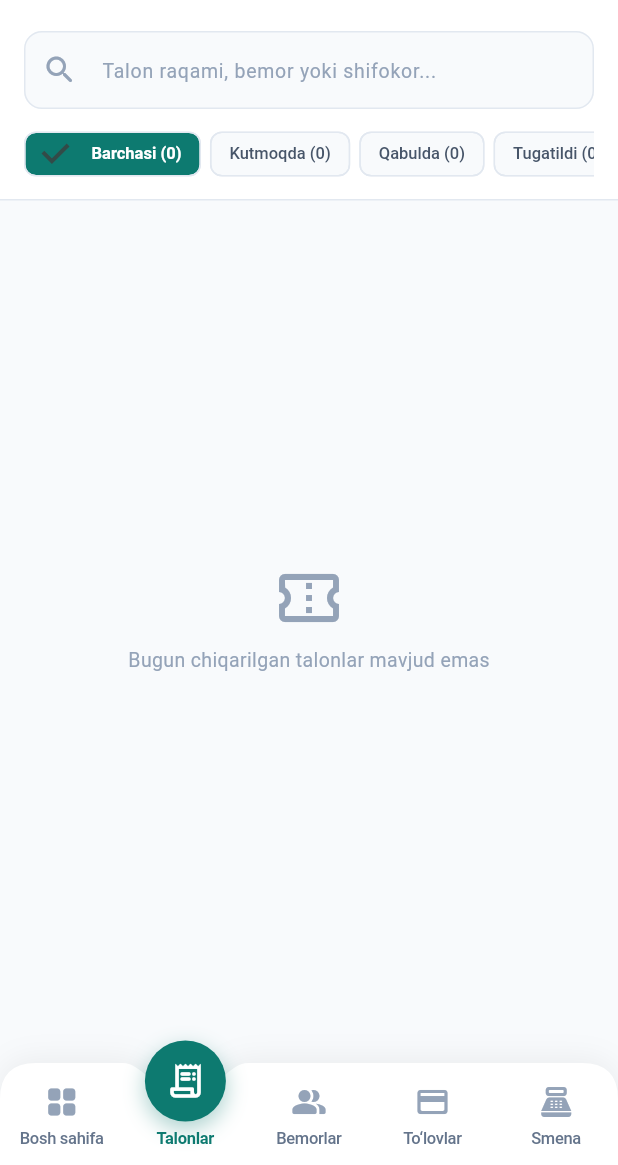
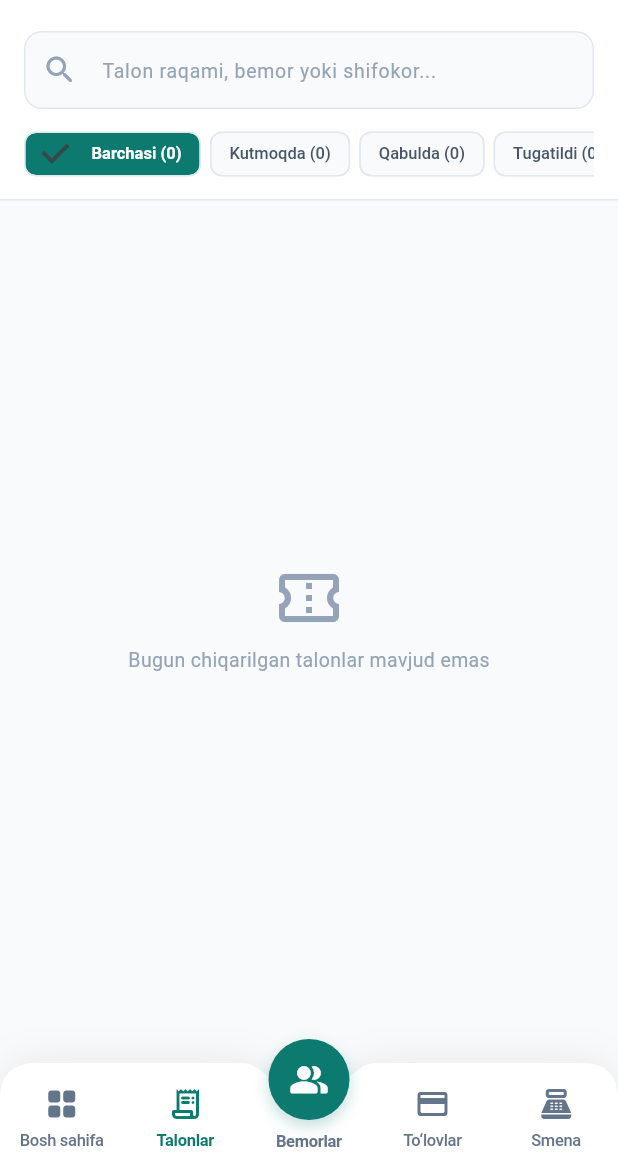
Before and after one commit to wisperwindoxas/klinikalar_crm, a Flutter app: the CashierMainScreen screen opened directly, after a tap on "Barchasi", on a phone screen of 412 x 824 dp, the part 71-1236 px from its top. Run offline on Flutter 3.47's test engine with Material 3 defaults, Android fonts, the light colour scheme and no system bars; our stand-ins replace local_auth, shared_preferences; accounts and stored records are empty; network calls fail.

Commit message:
Center curved notch and elevated circle for symmetric bottom navbar

```diff
--- a/mobile_app/lib/widgets/curved_notched_nav_bar.dart
+++ b/mobile_app/lib/widgets/curved_notched_nav_bar.dart
@@ -13,7 +13,7 @@ class CurvedNotchedNavItem {
   });
 }
 
-class CurvedNotchedNavBar extends StatefulWidget {
+class CurvedNotchedNavBar extends StatelessWidget {
   final int currentIndex;
   final ValueChanged<int> onTap;
   final List<CurvedNotchedNavItem> items;
@@ -28,81 +28,27 @@ class CurvedNotchedNavBar extends StatefulWidget {
     required this.onTap,
     required this.items,
     this.selectedColor = AppColors.primary,
-    this.unselectedColor = const Color(0xFF94A3B8),
+    this.unselectedColor = const Color(0xFF64748B),
     this.backgroundColor = Colors.white,
     this.height = 68.0,
   });
 
   @override
-  State<CurvedNotchedNavBar> createState() => _CurvedNotchedNavBarState();
-}
-
-class _CurvedNotchedNavBarState extends State<CurvedNotchedNavBar>
-    with SingleTickerProviderStateMixin {
-  late AnimationController _controller;
-  late Animation<double> _animation;
-  double _currentFraction = 0.5;
-
-  @override
-  void initState() {
-    super.initState();
-    _currentFraction = _indexToFraction(widget.currentIndex);
-    _controller = AnimationController(
-      vsync: this,
-      duration: const Duration(milliseconds: 320),
-    );
-    _animation = Tween<double>(
-      begin: _currentFraction,
-      end: _currentFraction,
-    ).animate(CurvedAnimation(
-      parent: _controller,
-      curve: Curves.easeInOutCubic,
-    ));
-  }
-
-  double _indexToFraction(int index) {
-    if (widget.items.isEmpty) return 0.5;
-    return (index + 0.5) / widget.items.length;
-  }
-
-  @override
-  void didUpdateWidget(CurvedNotchedNavBar oldWidget) {
-    super.didUpdateWidget(oldWidget);
-    if (oldWidget.currentIndex != widget.currentIndex) {
-      final newFraction = _indexToFraction(widget.currentIndex);
-      _animation = Tween<double>(
-        begin: _animation.value,
-        end: newFraction,
-      ).animate(CurvedAnimation(
-        parent: _controller,
-        curve: Curves.easeInOutCubic,
-      ));
-      _controller.forward(from: 0.0);
-    }
-  }
-
-  @override
-  void dispose() {
-    _controller.dispose();
-    super.dispose();
-  }
-
-  @override
   Widget build(BuildContext context) {
     final bottomPadding = MediaQuery.of(context).padding.bottom;
-    final totalHeight = widget.height + bottomPadding;
+    final totalHeight = height + bottomPadding;
+    final centerIndex = items.length ~/ 2;
 
-    return AnimatedBuilder(
-      animation: _animation,
-      builder: (context, child) {
     return LayoutBuilder(
       builder: (context, constraints) {
         final width = constraints.maxWidth;
-            final notchCenter = width * _animation.value;
+        final notchCenter = width * 0.5; // Always dead-center for balanced symmetry
+        final centerItem = items[centerIndex];
+        final isCenterSelected = currentIndex == centerIndex;
 
         return SizedBox(
           width: width,
-              height: totalHeight + 18, // extra room for the elevated floating circle
+          height: totalHeight + 18, // extra room for elevated floating button
           child: Stack(
             clipBehavior: Clip.none,
             alignment: Alignment.bottomCenter,
@@ -116,59 +62,44 @@ class _CurvedNotchedNavBarState extends State<CurvedNotchedNavBar>
                 child: CustomPaint(
                   painter: _CurvedNotchPainter(
                     notchCenter: notchCenter,
-                        backgroundColor: widget.backgroundColor,
-                        notchRadius: 29.0,
-                        notchDepth: 20.0,
-                        notchSmoothWidth: 42.0,
+                    backgroundColor: backgroundColor,
+                    notchDepth: 22.0,
+                    notchSmoothWidth: 44.0,
                     cornerRadius: 24.0,
                   ),
                 ),
               ),
 
-                  // 2. Tab Items (Icons & Labels)
+              // 2. Tab Items Row (Side items + Center Label)
               Positioned(
                 left: 0,
                 right: 0,
                 bottom: bottomPadding,
-                    height: widget.height,
+                height: height,
                 child: Row(
-                      children: List.generate(widget.items.length, (index) {
-                        final item = widget.items[index];
-                        final isSelected = index == widget.currentIndex;
+                  children: List.generate(items.length, (index) {
+                    final item = items[index];
+                    final isSelected = index == currentIndex;
 
+                    if (index == centerIndex) {
+                      // Center item space: only show label at bottom, icon is in floating circle
                       return Expanded(
                         child: GestureDetector(
                           behavior: HitTestBehavior.opaque,
-                            onTap: () => widget.onTap(index),
-                            child: SizedBox(
-                              height: widget.height,
+                          onTap: () => onTap(index),
                           child: Column(
                             mainAxisAlignment: MainAxisAlignment.end,
                             children: [
-                                  // Inactive Icon slot (when selected, icon is inside the floating circle)
-                                  if (!isSelected)
                               Padding(
-                                      padding: const EdgeInsets.only(bottom: 4.0),
-                                      child: Icon(
-                                        item.icon,
-                                        size: 24,
-                                        color: widget.unselectedColor,
-                                      ),
-                                    )
-                                  else
-                                    const SizedBox(height: 28), // spacer under the floating circle
-
-                                  // Label
-                                  Padding(
-                                    padding: const EdgeInsets.only(bottom: 10.0),
+                                padding: const EdgeInsets.only(bottom: 8.0),
                                 child: Text(
                                   item.label,
                                   maxLines: 1,
                                   overflow: TextOverflow.ellipsis,
                                   style: TextStyle(
                                     fontSize: 11,
-                                        fontWeight: isSelected ? FontWeight.w700 : FontWeight.w500,
-                                        color: isSelected ? widget.selectedColor : const Color(0xFF64748B),
+                                    fontWeight: isCenterSelected ? FontWeight.w700 : FontWeight.w600,
+                                    color: isCenterSelected ? selectedColor : const Color(0xFF64748B),
                                     letterSpacing: -0.2,
                                   ),
                                 ),
@@ -176,35 +107,66 @@ class _CurvedNotchedNavBarState extends State<CurvedNotchedNavBar>
                             ],
                           ),
                         ),
+                      );
+                    }
+
+                    // Regular side items
+                    return Expanded(
+                      child: GestureDetector(
+                        behavior: HitTestBehavior.opaque,
+                        onTap: () => onTap(index),
+                        child: Column(
+                          mainAxisAlignment: MainAxisAlignment.center,
+                          children: [
+                            const SizedBox(height: 6),
+                            Icon(
+                              item.icon,
+                              size: 24,
+                              color: isSelected ? selectedColor : unselectedColor,
+                            ),
+                            const SizedBox(height: 4),
+                            Text(
+                              item.label,
+                              maxLines: 1,
+                              overflow: TextOverflow.ellipsis,
+                              style: TextStyle(
+                                fontSize: 11,
+                                fontWeight: isSelected ? FontWeight.w700 : FontWeight.w500,
+                                color: isSelected ? selectedColor : const Color(0xFF64748B),
+                                letterSpacing: -0.2,
+                              ),
+                            ),
+                          ],
+                        ),
                       ),
                     );
                   }),
                 ),
               ),
 
-                  // 3. Floating Elevated Green Circle
+              // 3. Floating Elevated Center Circle
               Positioned(
                 left: notchCenter - 27.0,
-                    bottom: totalHeight - 39.0, // floats ~16dp above the top edge
+                bottom: totalHeight - 38.0, // floats ~16dp above the top edge
                 child: GestureDetector(
-                      onTap: () => widget.onTap(widget.currentIndex),
+                  onTap: () => onTap(centerIndex),
                   child: Container(
                     width: 54,
                     height: 54,
                     decoration: BoxDecoration(
-                          color: widget.selectedColor,
+                      color: selectedColor,
                       shape: BoxShape.circle,
                       boxShadow: [
                         BoxShadow(
-                              color: widget.selectedColor.withValues(alpha: 0.35),
-                              blurRadius: 12,
-                              offset: const Offset(0, 5),
+                          color: selectedColor.withValues(alpha: isCenterSelected ? 0.38 : 0.25),
+                          blurRadius: isCenterSelected ? 12 : 8,
+                          offset: const Offset(0, 4),
                         ),
                       ],
                     ),
                     child: Center(
                       child: Icon(
-                            widget.items[widget.currentIndex].icon,
+                        centerItem.icon,
                         color: Colors.white,
                         size: 27,
                       ),
@@ -217,15 +179,12 @@ class _CurvedNotchedNavBarState extends State<CurvedNotchedNavBar>
         );
       },
     );
-      },
-    );
   }
 }
 
 class _CurvedNotchPainter extends CustomPainter {
   final double notchCenter;
   final Color backgroundColor;
-  final double notchRadius;
   final double notchDepth;
   final double notchSmoothWidth;
   final double cornerRadius;
@@ -233,7 +192,6 @@ class _CurvedNotchPainter extends CustomPainter {
   _CurvedNotchPainter({
     required this.notchCenter,
     required this.backgroundColor,
-    required this.notchRadius,
     required this.notchDepth,
     required this.notchSmoothWidth,
     required this.cornerRadius,
@@ -247,7 +205,7 @@ class _CurvedNotchPainter extends CustomPainter {
 
     final shadowPaint = Paint()
       ..color = Colors.black.withValues(alpha: 0.06)
-      ..maskFilter = const MaskFilter.blur(BlurStyle.normal, 10);
+      ..maskFilter = const MaskFilter.blur(BlurStyle.normal, 12);
 
     final path = Path();
 
@@ -256,8 +214,8 @@ class _CurvedNotchPainter extends CustomPainter {
     path.quadraticBezierTo(0, 0, cornerRadius, 0);
 
     // Left flat top edge before notch
-    final startNotch = (notchCenter - notchSmoothWidth).clamp(cornerRadius, size.width - cornerRadius);
-    final endNotch = (notchCenter + notchSmoothWidth).clamp(cornerRadius, size.width - cornerRadius);
+    final startNotch = notchCenter - notchSmoothWidth;
+    final endNotch = notchCenter + notchSmoothWidth;
 
     path.lineTo(startNotch, 0);
 
@@ -292,7 +250,7 @@ class _CurvedNotchPainter extends CustomPainter {
 
     // Draw shadow first
     canvas.save();
-    canvas.translate(0, -2);
+    canvas.translate(0, -3);
     canvas.drawPath(path, shadowPaint);
     canvas.restore();
 
```
Lines whose indentation alone changed are shown as unchanged.
